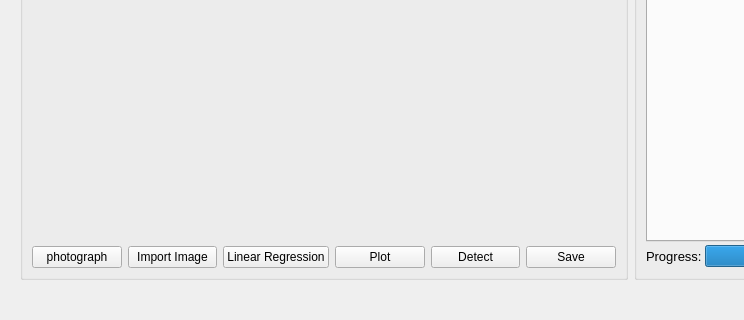
The window that ui/detectmain.ui (hmy-repo/Peng_GUI) describes before a commit, drawn with Qt 5; both pictures show x 0 to 744 and y 482 to 802 of the 1261 by 802 pixel window.
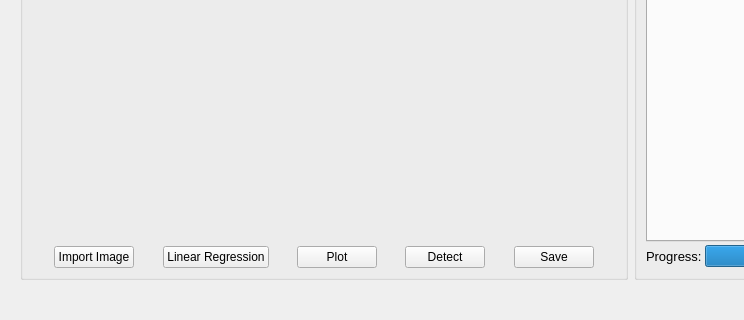
The same window after the commit.

What changed in the file:
```diff
--- a/ui/detectmain.ui
+++ b/ui/detectmain.ui
@@ -126,19 +126,18 @@
              </item>
              <item>
               <layout class="QGridLayout" name="gridLayout">
-               <item row="1" column="4">
-                <widget class="QPushButton" name="pushButton">
-                 <property name="text">
-                  <string>Detect</string>
+               <item row="1" column="0">
+                <spacer name="horizontalSpacer_5">
+                 <property name="orientation">
+                  <enum>Qt::Horizontal</enum>
                  </property>
-                </widget>
-               </item>
-               <item row="1" column="2">
-                <widget class="QPushButton" name="pushButton_4">
-                 <property name="text">
-                  <string>Linear Regression</string>
+                 <property name="sizeHint" stdset="0">
+                  <size>
+                   <width>40</width>
+                   <height>20</height>
+                  </size>
                  </property>
-                </widget>
+                </spacer>
                </item>
                <item row="1" column="1">
                 <widget class="QPushButton" name="pushButton_5">
@@ -147,27 +146,99 @@
                  </property>
                 </widget>
                </item>
+               <item row="1" column="9">
+                <widget class="QPushButton" name="pushButton_8">
+                 <property name="text">
+                  <string>Save</string>
+                 </property>
+                </widget>
+               </item>
+               <item row="1" column="2">
+                <spacer name="horizontalSpacer">
+                 <property name="orientation">
+                  <enum>Qt::Horizontal</enum>
+                 </property>
+                 <property name="sizeHint" stdset="0">
+                  <size>
+                   <width>40</width>
+                   <height>20</height>
+                  </size>
+                 </property>
+                </spacer>
+               </item>
                <item row="1" column="3">
+                <widget class="QPushButton" name="pushButton_4">
+                 <property name="text">
+                  <string>Linear Regression</string>
+                 </property>
+                </widget>
+               </item>
+               <item row="1" column="8">
+                <spacer name="horizontalSpacer_4">
+                 <property name="orientation">
+                  <enum>Qt::Horizontal</enum>
+                 </property>
+                 <property name="sizeHint" stdset="0">
+                  <size>
+                   <width>40</width>
+                   <height>20</height>
+                  </size>
+                 </property>
+                </spacer>
+               </item>
+               <item row="1" column="5">
                 <widget class="QPushButton" name="pushButton_7">
                  <property name="text">
                   <string>Plot</string>
                  </property>
                 </widget>
                </item>
-               <item row="1" column="5">
-                <widget class="QPushButton" name="pushButton_8">
-                 <property name="text">
-                  <string>Save</string>
+               <item row="1" column="4">
+                <spacer name="horizontalSpacer_2">
+                 <property name="orientation">
+                  <enum>Qt::Horizontal</enum>
                  </property>
-                </widget>
+                 <property name="sizeHint" stdset="0">
+                  <size>
+                   <width>40</width>
+                   <height>20</height>
+                  </size>
+                 </property>
+                </spacer>
                </item>
-               <item row="1" column="0">
-                <widget class="QPushButton" name="pushButton_3">
+               <item row="1" column="6">
+                <spacer name="horizontalSpacer_3">
+                 <property name="orientation">
+                  <enum>Qt::Horizontal</enum>
+                 </property>
+                 <property name="sizeHint" stdset="0">
+                  <size>
+                   <width>40</width>
+                   <height>20</height>
+                  </size>
+                 </property>
+                </spacer>
+               </item>
+               <item row="1" column="7">
+                <widget class="QPushButton" name="pushButton">
                  <property name="text">
-                  <string>photograph</string>
+                  <string>Detect</string>
                  </property>
                 </widget>
                </item>
+               <item row="1" column="10">
+                <spacer name="horizontalSpacer_6">
+                 <property name="orientation">
+                  <enum>Qt::Horizontal</enum>
+                 </property>
+                 <property name="sizeHint" stdset="0">
+                  <size>
+                   <width>40</width>
+                   <height>20</height>
+                  </size>
+                 </property>
+                </spacer>
+               </item>
               </layout>
              </item>
             </layout>
```
Left out of the diff: 18 changed lines with no effect on the pictures.
